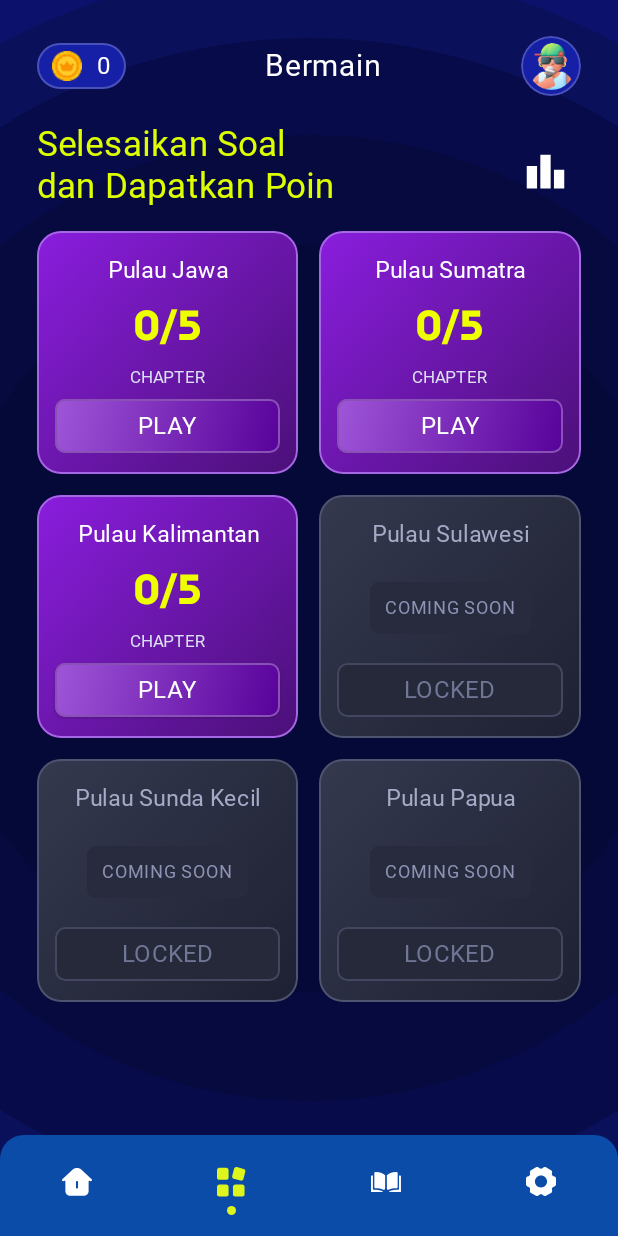
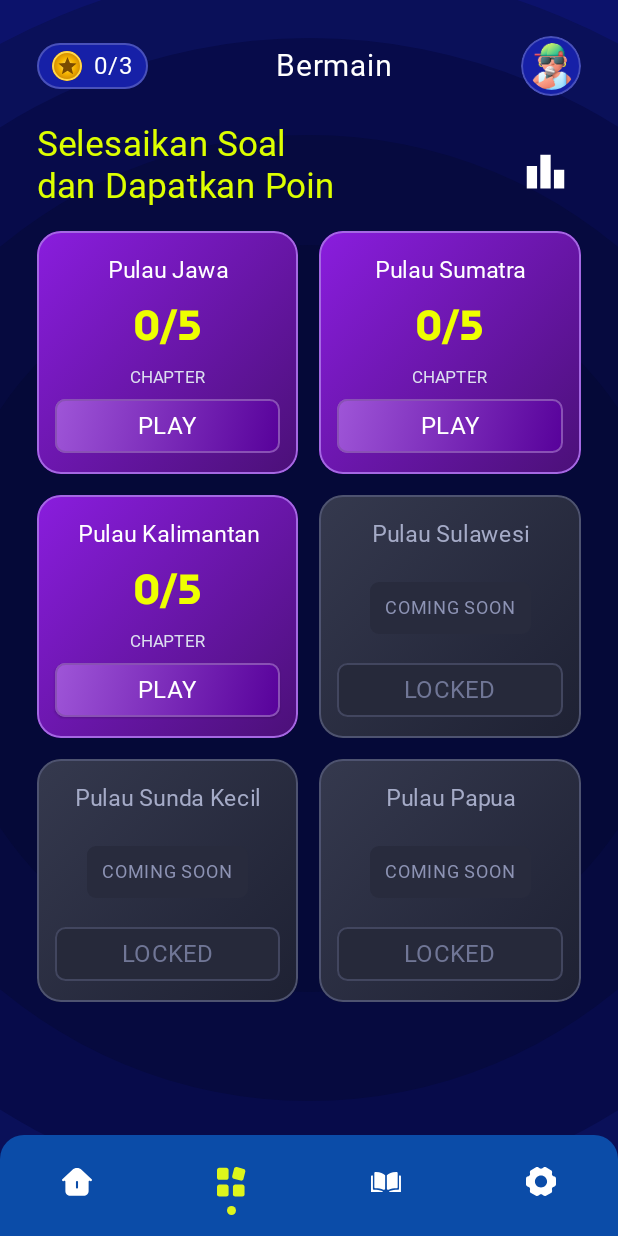
Before and after one commit to Zaidanalvi/LENTERA, an Android app built with Jetpack Compose: the PlayScreen screen opened through its navigation route, on a phone screen of 412 x 824 dp. Run offline under Robolectric (Android 15) with nearby library versions, the phone set to English and light mode, and no system bars; our stand-ins replace Firebase (no records; nobody signed in at launch, a user with empty details on screens opened directly); Roboto replaces fonts that are not available here.

Commit message:
Update: ganti tampilan koin jadi jumlah medali pulau (x/3) di semua header

```diff
--- a/app/src/main/java/com/kelompok8/lentera/auth/AuthViewModel.kt
+++ b/app/src/main/java/com/kelompok8/lentera/auth/AuthViewModel.kt
@@ -142,6 +142,7 @@ class AuthViewModel(
                 .onSuccess { user ->
                     UserSession.set(user)
                     _uiState.update { it.copy(isLoading = false, loggedInUser = user) }
+                    launch { UserSession.refresh() }
                 }
                 .onFailure { e -> _uiState.update { it.copy(isLoading = false, errorMessage = e.toMessage()) } }
         }
--- a/app/src/main/java/com/kelompok8/lentera/core/data/UserSession.kt
+++ b/app/src/main/java/com/kelompok8/lentera/core/data/UserSession.kt
@@ -11,8 +11,19 @@ object UserSession {
     private val _profile = MutableStateFlow<User?>(null)
     val profile: StateFlow<User?> = _profile.asStateFlow()
 
+    private val _medalCount = MutableStateFlow(0)
+    val medalCount: StateFlow<Int> = _medalCount.asStateFlow()
+
     suspend fun refresh() {
-        _profile.value = runCatching { AppContainer.authRepository.getProfile() }.getOrNull()
+        val user = runCatching { AppContainer.authRepository.getProfile() }.getOrNull()
+        _profile.value = user
+        _medalCount.value = if (user == null) 0 else runCatching {
+            AppContainer.scoreRepository.getEarnedMedals(user.uid).size
+        }.getOrDefault(_medalCount.value)
+    }
+
+    fun setMedalCount(count: Int) {
+        _medalCount.value = count
     }
 
     fun set(user: User?) {
@@ -21,5 +32,6 @@ object UserSession {
 
     fun clear() {
         _profile.value = null
+        _medalCount.value = 0
     }
 }
--- a/app/src/main/java/com/kelompok8/lentera/core/ui/LenteraComponents.kt
+++ b/app/src/main/java/com/kelompok8/lentera/core/ui/LenteraComponents.kt
@@ -47,6 +47,7 @@ import androidx.compose.ui.unit.dp
 import androidx.compose.ui.unit.sp
 import com.kelompok8.lentera.R
 import com.kelompok8.lentera.core.data.UserSession
+import com.kelompok8.lentera.core.model.Island
 import com.kelompok8.lentera.ui.theme.AvatarPink
 import com.kelompok8.lentera.ui.theme.AvatarPurple
 import com.kelompok8.lentera.ui.theme.FieldBlue
@@ -225,12 +226,12 @@ fun AvatarImage(
 @Composable
 fun Header(
     title: String,
-    countCoin: Int,
+    countCoin: Int = 0,
     pfp: Int
 ) {
-    // Kalau sudah login, koin dan avatar diambil dari profil asli, bukan nilai bawaan pemanggil
+    // Kalau sudah login, medali dan avatar diambil dari profil asli, bukan nilai bawaan pemanggil
     val sessionUser by UserSession.profile.collectAsState()
-    val coin = sessionUser?.coin ?: countCoin
+    val medalCount by UserSession.medalCount.collectAsState()
     val avatarRes = sessionUser?.let { avatarEmojis.getOrElse(it.avatarId) { pfp } } ?: pfp
     val openProfile = LocalOpenProfile.current
 
@@ -247,9 +248,9 @@ fun Header(
                 .border(1.dp, color = Color(0x38FFFFFF), shape = RoundedCornerShape(20.dp))
                 .padding(vertical = 3.dp, horizontal = 10.dp)
         ) {
-            Image(painterResource(R.drawable.coin), contentDescription = "Coin", modifier = Modifier.size(20.dp))
-            Spacer(Modifier.width(10.dp))
-            Text(text = coin.toString(), color = Color(0xFFFFFFFF), fontFamily = mPlus1p, fontSize = 16.sp)
+            MedalIcon(Modifier.size(20.dp))
+            Spacer(Modifier.width(8.dp))
+            Text(text = "$medalCount/${Island.entries.size}", color = Color(0xFFFFFFFF), fontFamily = mPlus1p, fontSize = 16.sp)
         }
         Text(text = title, color = Color(0xFFFFFFFF), fontFamily = mPlus1p, fontSize = 20.sp)
         Box(
--- /dev/null
+++ b/app/src/main/java/com/kelompok8/lentera/core/ui/MedalIcon.kt
@@ -0,0 +1,64 @@
+package com.kelompok8.lentera.core.ui
+
+import androidx.compose.foundation.Canvas
+import androidx.compose.foundation.background
+import androidx.compose.foundation.border
+import androidx.compose.foundation.layout.Box
+import androidx.compose.foundation.layout.fillMaxSize
+import androidx.compose.foundation.layout.size
+import androidx.compose.foundation.shape.CircleShape
+import androidx.compose.runtime.Composable
+import androidx.compose.ui.Alignment
+import androidx.compose.ui.Modifier
+import androidx.compose.ui.draw.clip
+import androidx.compose.ui.graphics.Brush
+import androidx.compose.ui.graphics.Color
+import androidx.compose.ui.graphics.Path
+import androidx.compose.ui.semantics.contentDescription
+import androidx.compose.ui.semantics.semantics
+import androidx.compose.ui.tooling.preview.Preview
+import androidx.compose.ui.unit.dp
+import kotlin.math.cos
+import kotlin.math.sin
+
+private val MedalLight = Color(0xFFFFE680)
+private val MedalMid = Color(0xFFF7B500)
+private val MedalDark = Color(0xFFC98200)
+private val MedalRim = Color(0xFFFFD84D)
+private val MedalStar = Color(0xFF7A4A00)
+
+@Composable
+fun MedalIcon(modifier: Modifier = Modifier) {
+    Box(
+        contentAlignment = Alignment.Center,
+        modifier = modifier
+            .clip(CircleShape)
+            .background(Brush.radialGradient(listOf(MedalLight, MedalMid, MedalDark)))
+            .border(1.dp, MedalRim, CircleShape)
+            .semantics { contentDescription = "Medali" }
+    ) {
+        Canvas(Modifier.fillMaxSize(0.62f)) {
+            val cx = size.width / 2f
+            val cy = size.height / 2f
+            val outer = size.minDimension / 2f
+            val inner = outer * 0.45f
+            val star = Path().apply {
+                for (i in 0 until 10) {
+                    val r = if (i % 2 == 0) outer else inner
+                    val angle = Math.toRadians(-90.0 + i * 36.0)
+                    val x = cx + (r * cos(angle)).toFloat()
+                    val y = cy + (r * sin(angle)).toFloat()
+                    if (i == 0) moveTo(x, y) else lineTo(x, y)
+                }
+                close()
+            }
+            drawPath(star, MedalStar)
+        }
+    }
+}
+
+@Preview
+@Composable
+private fun MedalIconPreview() {
+    MedalIcon(Modifier.size(40.dp))
+}
--- a/app/src/main/java/com/kelompok8/lentera/profile/ProfileViewModel.kt
+++ b/app/src/main/java/com/kelompok8/lentera/profile/ProfileViewModel.kt
@@ -65,6 +65,7 @@ class ProfileViewModel(
                     medalCount = islands.count { island -> island.hasMedal }
                 )
             }
+            UserSession.setMedalCount(islands.count { island -> island.hasMedal })
         }
     }
 
--- a/app/src/main/java/com/kelompok8/lentera/score/ScoreScreen.kt
+++ b/app/src/main/java/com/kelompok8/lentera/score/ScoreScreen.kt
@@ -30,6 +30,7 @@ import androidx.compose.ui.unit.dp
 import androidx.compose.ui.unit.sp
 import com.kelompok8.lentera.R
 import com.kelompok8.lentera.core.data.AppContainer
+import com.kelompok8.lentera.core.data.UserSession
 import com.kelompok8.lentera.core.model.ChapterResult
 import com.kelompok8.lentera.core.ui.Header
 import com.kelompok8.lentera.core.ui.LenteraBackground
@@ -51,6 +52,7 @@ fun ScoreScreen(chapterId: String, correctCount: Int, onDone: () -> Unit) {
         val uid = currentUser?.uid
         if (!uid.isNullOrBlank()) {
             AppContainer.scoreRepository.saveResult(uid, result)
+            UserSession.refresh()
             runCatching { AppContainer.leaderboardRepository.syncPlayer(uid) }
         }
     }
```
Also changed, not shown: app/src/main/java/com/kelompok8/lentera/game/GameScreen.kt (+6 -5 lines), app/src/main/java/com/kelompok8/lentera/game/GameViewModel.kt (+9 -4 lines), app/src/main/res/drawable/settings_banner.jpg (added).
